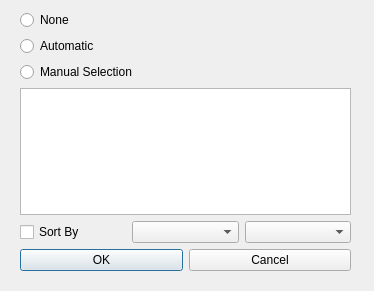
First picture: the form in sheets/dialogs/pivotsubtotals.ui, repository KDE/calligra, before the edit.
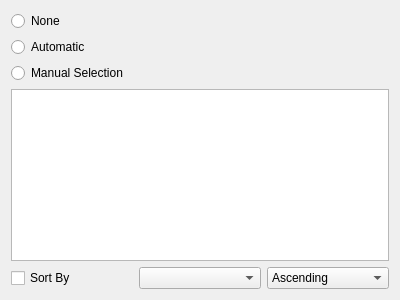
Second picture: the form after the edit.

What changed in the file:
```diff
--- a/sheets/dialogs/pivotsubtotals.ui
+++ b/sheets/dialogs/pivotsubtotals.ui
@@ -1,29 +1,22 @@
 <?xml version="1.0" encoding="UTF-8"?>
 <ui version="4.0">
  <class>PivotSubTotals</class>
- <widget class="QDialog" name="PivotSubTotals">
+ <widget class="QWidget" name="PivotSubTotals">
   <property name="geometry">
    <rect>
     <x>0</x>
     <y>0</y>
-    <width>374</width>
-    <height>291</height>
+    <width>400</width>
+    <height>300</height>
    </rect>
   </property>
   <property name="windowTitle">
    <string>Pivot Subtotals</string>
   </property>
-  <widget class="QWidget" name="layoutWidget">
-   <property name="geometry">
-    <rect>
-     <x>20</x>
-     <y>10</y>
-     <width>331</width>
-     <height>261</height>
-    </rect>
-   </property>
-   <layout class="QVBoxLayout" name="verticalLayout_2">
-    <item>
+  <layout class="QGridLayout" name="gridLayout_2">
+   <item row="0" column="0">
+    <layout class="QGridLayout" name="gridLayout">
+     <item row="0" column="0">
      <layout class="QVBoxLayout" name="verticalLayout">
       <item>
        <widget class="QRadioButton" name="None">
@@ -48,10 +41,10 @@
       </item>
      </layout>
     </item>
-    <item>
+     <item row="1" column="0">
      <widget class="QListWidget" name="Functions"/>
     </item>
-    <item>
+     <item row="2" column="0">
      <layout class="QHBoxLayout" name="horizontalLayout_2">
       <item>
        <widget class="QCheckBox" name="SortBy">
@@ -64,30 +57,27 @@
        <widget class="QComboBox" name="LabelSelect"/>
       </item>
       <item>
-       <widget class="QComboBox" name="Order"/>
-      </item>
-     </layout>
-    </item>
+        <widget class="QComboBox" name="Order">
     <item>
-     <layout class="QHBoxLayout" name="horizontalLayout">
-      <item>
-       <widget class="QPushButton" name="Ok">
         <property name="text">
-         <string>OK</string>
-        </property>
-       </widget>
+           <string>Ascending</string>
+          </property>
       </item>
       <item>
-       <widget class="QPushButton" name="Cancel">
         <property name="text">
-         <string>Cancel</string>
-        </property>
+           <string>Descending</string>
+          </property>
+         </item>
        </widget>
       </item>
      </layout>
     </item>
-   </layout>
-  </widget>
+     <item row="3" column="0">
+      <layout class="QHBoxLayout" name="horizontalLayout"/>
+     </item>
+    </layout>
+   </item>
+  </layout>
  </widget>
  <resources/>
  <connections>
```
Left out of the diff: 21 changed lines with no effect on the pictures. Lines whose indentation alone changed are shown as unchanged.
